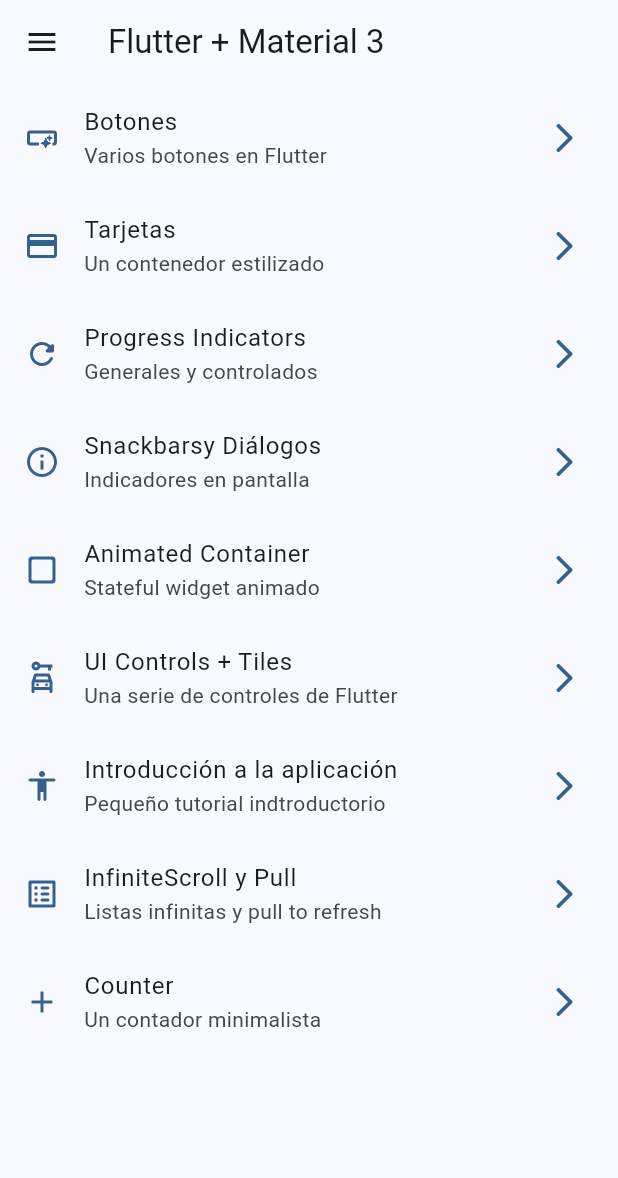
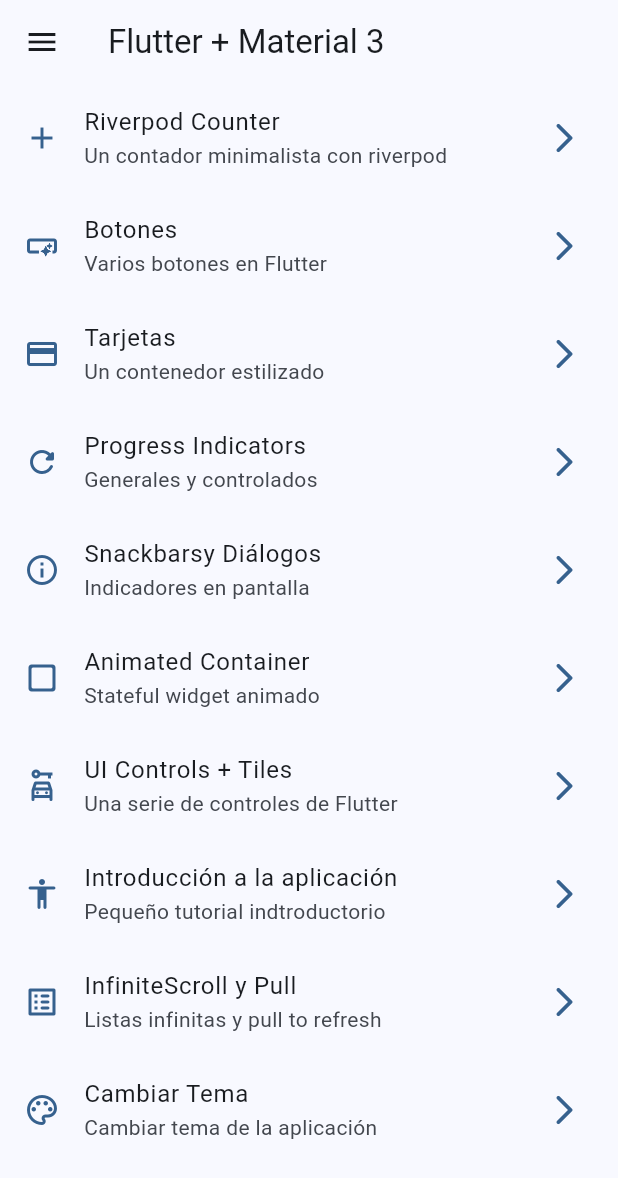
Before and after one commit to Juudini/flutter_widgets_app, a Flutter app: the screen it shows after launch, on a phone screen of 412 x 824 dp. Shown: the top 1178 px of the screen. Run offline on Flutter 3.47's test engine with Material 3 defaults, Android fonts, the phone set to English and light mode, and no system bars; our stand-ins replace animate_do, flutter_riverpod, go_router.

Commit message:
feat: added theme app

```diff
--- a/lib/config/menu/menu_items.dart
+++ b/lib/config/menu/menu_items.dart
@@ -15,6 +15,12 @@ class MenuItem {
 }
 
 const List<MenuItem> appMenuItems = [
+  MenuItem(
+    title: 'Riverpod Counter',
+    subTitle: 'Un contador minimalista con riverpod',
+    link: '/counter',
+    icon: Icons.add,
+  ),
   MenuItem(
     title: 'Botones',
     subTitle: 'Varios botones en Flutter',
@@ -64,9 +70,9 @@ const List<MenuItem> appMenuItems = [
     icon: Icons.list_alt_rounded,
   ),
   MenuItem(
-    title: 'Counter',
-    subTitle: 'Un contador minimalista',
-    link: '/counter',
-    icon: Icons.add,
+    title: 'Cambiar Tema',
+    subTitle: 'Cambiar tema de la aplicación',
+    link: '/theme-changer',
+    icon: Icons.color_lens_outlined,
   )
 ];
--- a/lib/config/router/app_router.dart
+++ b/lib/config/router/app_router.dart
@@ -55,5 +55,10 @@ final appRouter = GoRouter(
       name: CounterScreen.name,
       builder: (context, state) => const CounterScreen(),
     ),
+    GoRoute(
+      path: '/theme-changer',
+      name: ThemeChangerScreen.name,
+      builder: (context, state) => const ThemeChangerScreen(),
+    ),
   ],
 );
--- a/lib/config/theme/app_theme.dart
+++ b/lib/config/theme/app_theme.dart
@@ -13,15 +13,24 @@ const List<Color> colorList = [
 
 class AppTheme {
   final int selectedColor;
+  final bool isDarkmode;
 
-  AppTheme({this.selectedColor = 0})
+  AppTheme({this.selectedColor = 0, this.isDarkmode = false})
       : assert(selectedColor >= 0, 'Selected color must be greater then 0'),
-        assert(selectedColor < colorList.length,
-            'Selected color must be less or equal than ${colorList.length - 1}');
+        assert(
+          selectedColor < colorList.length,
+          'Selected color must be less or equal than ${colorList.length - 1}',
+        );
 
   ThemeData getTheme() => ThemeData(
         useMaterial3: true,
+        brightness: isDarkmode ? Brightness.dark : Brightness.light,
         colorSchemeSeed: colorList[selectedColor],
         appBarTheme: const AppBarTheme(centerTitle: false),
       );
+
+  AppTheme copyWith({int? selectedColor, bool? isDarkmode}) => AppTheme(
+        selectedColor: selectedColor ?? this.selectedColor,
+        isDarkmode: isDarkmode ?? this.isDarkmode,
+      );
 }
--- a/lib/main.dart
+++ b/lib/main.dart
@@ -2,21 +2,24 @@ import 'package:flutter/material.dart';
 import 'package:flutter_riverpod/flutter_riverpod.dart';
 import 'package:flutter_widgets_app/config/router/app_router.dart';
 import 'package:flutter_widgets_app/config/theme/app_theme.dart';
+import 'package:flutter_widgets_app/presentation/providers/theme_provider.dart';
 
 void main() {
   runApp(ProviderScope(child: MainApp()));
 }
 
-class MainApp extends StatelessWidget {
+class MainApp extends ConsumerWidget {
   const MainApp({super.key});
 
   @override
-  Widget build(BuildContext context) {
+  Widget build(BuildContext context, WidgetRef ref) {
+    final AppTheme appTheme = ref.watch(themeNotifierProvider);
+
     return MaterialApp.router(
       title: 'Flutter Widgets',
       routerConfig: appRouter,
       debugShowCheckedModeBanner: false,
-      theme: AppTheme(selectedColor: 0).getTheme(),
+      theme: appTheme.getTheme(),
     );
   }
 }
--- a/lib/presentation/screens/screens.dart
+++ b/lib/presentation/screens/screens.dart
@@ -7,3 +7,4 @@ export 'package:flutter_widgets_app/presentation/screens/infinite_scroll/infinit
 export 'package:flutter_widgets_app/presentation/screens/progress/progress_screen.dart';
 export 'package:flutter_widgets_app/presentation/screens/snackbar/snackbar_screen.dart';
 export 'package:flutter_widgets_app/presentation/screens/ui_controls/ui_controls_screen.dart';
+export 'package:flutter_widgets_app/presentation/screens/theme_changer/theme_changer.dart';
```
Also changed, not shown: lib/presentation/providers/theme_provider.dart (+22 -1 lines), lib/presentation/screens/counter/counter_screen.dart (+4 -4 lines), lib/presentation/screens/theme_changer/theme_changer.dart (added, +58 -0 lines).
